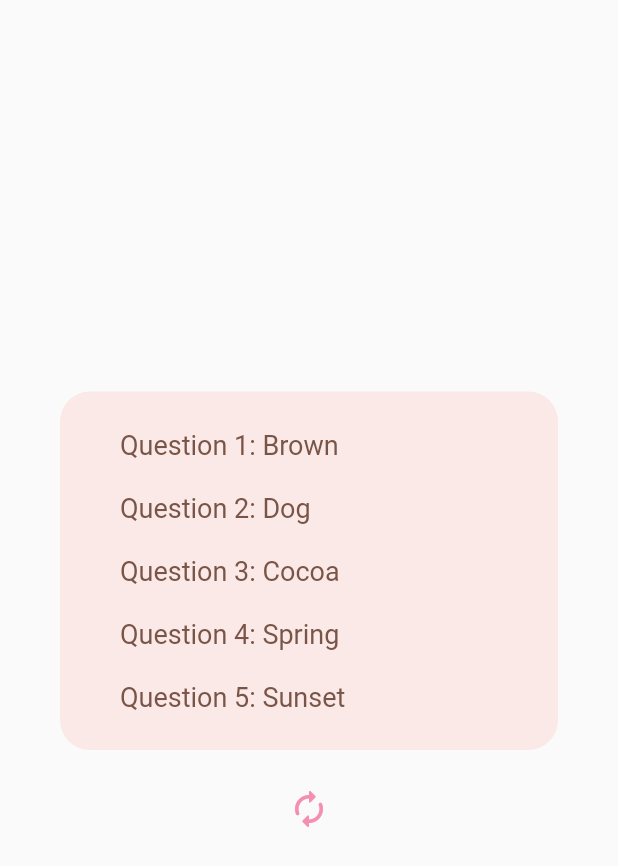
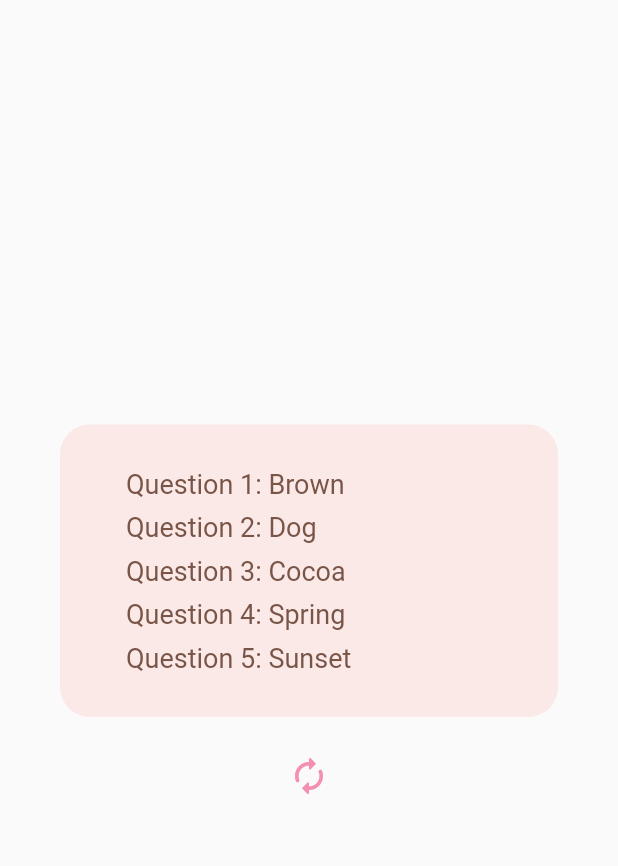
Before and after one commit to Axxmk/learning-flutter, a Flutter app: the Favorite widget shown alone on an empty page, opened directly with empty values, on a phone screen of 412 x 824 dp. Shown: the top 866 px of the screen. Run offline on Flutter 3.47's test engine with Material 2 defaults, Android fonts, the phone set to English and light mode, and no system bars.

Commit message:
[update] changed string to a list of favorite

```diff
--- a/myQuiz/lib/favorite.dart
+++ b/myQuiz/lib/favorite.dart
@@ -3,11 +3,13 @@ import 'package:flutter/material.dart';
 class Favorite extends StatelessWidget {
   final Function resetHandler;
 
-  final String _favoriteList = "Question 1: Brown \n\n" +
-      "Question 2: Dog \n\n" +
-      "Question 3: Cocoa \n\n" +
-      "Question 4: Spring \n\n" +
-      "Question 5: Sunset";
+  final _favoriteList = [
+    "Brown",
+    "Dog",
+    "Cocoa",
+    "Spring",
+    "Sunset",
+  ];
 
   Favorite(this.resetHandler);
 
@@ -24,12 +26,23 @@ class Favorite extends StatelessWidget {
           ),
           margin: EdgeInsets.fromLTRB(40, 0, 40, 15),
           padding: EdgeInsets.fromLTRB(40, 25, 25, 25),
-          child: Text(
-            _favoriteList,
-            style: TextStyle(
-              fontSize: 18,
-              color: Colors.brown,
-            ),
+          child: Column(
+            crossAxisAlignment: CrossAxisAlignment.start,
+            children: [
+              ...(_favoriteList.map((favorite) {
+                var index = _favoriteList.indexOf(favorite) + 1;
+                return Container(
+                  padding: EdgeInsets.all(4),
+                  child: Text(
+                    "Question $index: $favorite",
+                    style: TextStyle(
+                      fontSize: 18,
+                      color: Colors.brown,
+                    ),
+                  ),
+                );
+              })).toList(),
+            ],
           ),
         ),
         IconButton(
```
